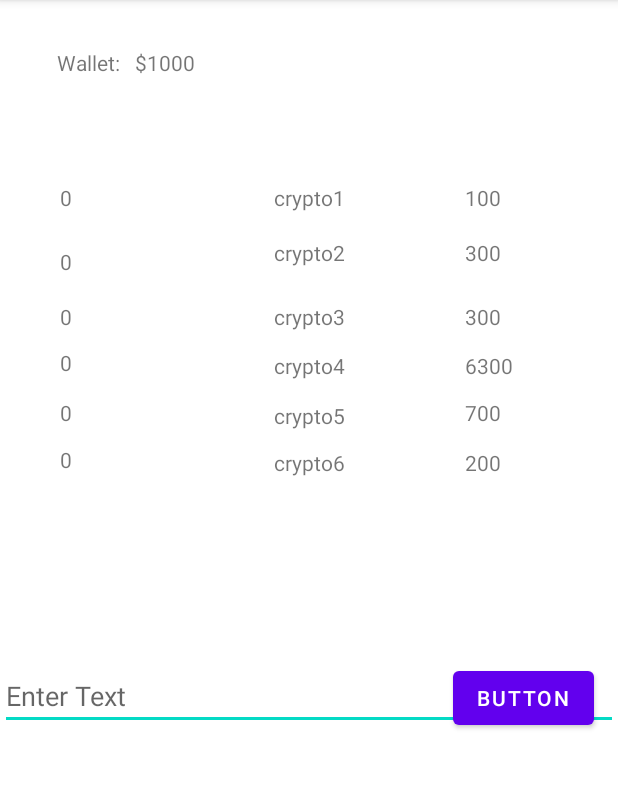
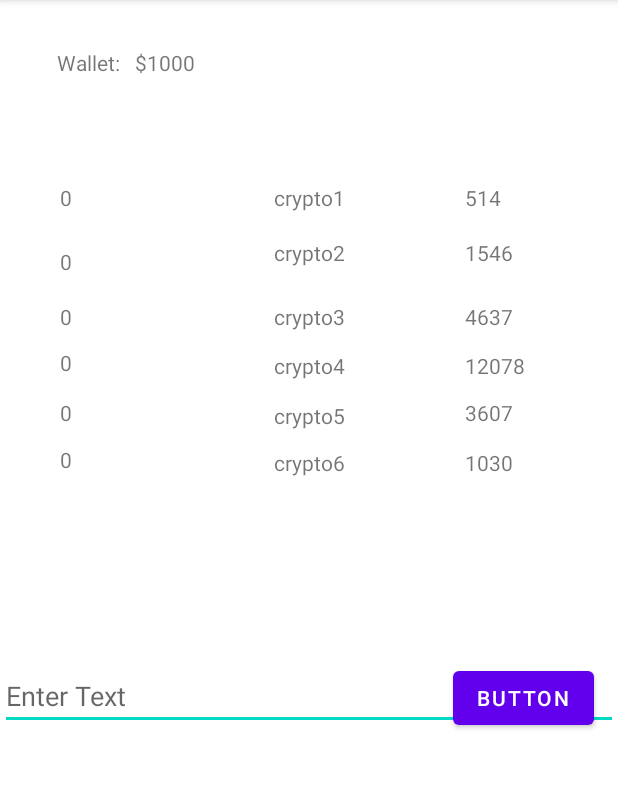
Before and after one commit to tylermatrix/crypto_game, an Android app: the screen it shows after launch (MainActivity), after a tap on "BUTTON", on a phone screen of 412 x 824 dp, the part 84-873 px from its top. Run offline under Robolectric (Android 15) with nearby library versions, the phone set to English and light mode, and no system bars; 3 statements that could not run were skipped.

```diff
--- a/app/src/main/java/com/vorax/cryptocommand/MainActivity.java
+++ b/app/src/main/java/com/vorax/cryptocommand/MainActivity.java
@@ -1,14 +1,22 @@
 package com.vorax.cryptocommand;
-
 import androidx.appcompat.app.AppCompatActivity;
 
 import android.os.Bundle;
+import android.os.CountDownTimer;
+import android.os.Handler;
+import android.os.HandlerThread;
 import android.util.Log;
 import android.view.View;
 import android.widget.Button;
 import android.widget.EditText;
 import android.widget.TextView;
 import android.widget.Toast;
+
+import java.util.Random;
+import java.util.Timer;
+import java.util.TimerTask;
+import java.util.concurrent.ThreadLocalRandom;
+import java.util.function.Supplier;
 
 public class MainActivity extends AppCompatActivity {
 
@@ -23,9 +31,51 @@ public class MainActivity extends AppCompatActivity {
     int walletAmount;
     int cryptoCost;
 
+    private Handler handler;
+    private Runnable handlerTask;
+
+    Boolean timerStart = true;
+
     String[] filteredInput;
     @Override
     protected void onCreate(Bundle savedInstanceState) {
+
+      /*  HandlerThread handlerThread = new HandlerThread("background-thread");
+        handlerThread.start();
+        final Handler handler = new Handler(handlerThread.getLooper());
+        handler.postDelayed(new Runnable() {
+            @Override public void run() {
+                crypto1Value.setText(642 + "");
+                // call some methods here
+
+                // make sure to finish the thread to avoid leaking memory
+                handlerThread.quitSafely();
+            }
+        }, 4000); */
+        //here you can have your logic to set text to edittext
+        if (timerStart == true) {
+            new CountDownTimer(Long.MAX_VALUE, 4000) {
+
+                public void onTick(long millisUntilFinished) {
+                    //here you can have your logic to set text to edittext
+                    double random = ThreadLocalRandom.current().nextDouble(0.001, 3);
+                    crypto1Value.setText(String.format("%.0f", Double.parseDouble(crypto1Value.getText().toString()) * random) +"" );
+                    crypto2Value.setText(String.format("%.0f", Double.parseDouble(crypto2Value.getText().toString()) * random) +"" );
+                    crypto3Value.setText(String.format("%.0f", Double.parseDouble(crypto3Value.getText().toString()) * random) +"" );
+                    crypto4Value.setText(String.format("%.0f", Double.parseDouble(crypto4Value.getText().toString()) * random) +"" );
+                    crypto5Value.setText(String.format("%.0f", Double.parseDouble(crypto5Value.getText().toString()) * random) +"" );
+                    crypto6Value.setText(String.format("%.0f", Double.parseDouble(crypto6Value.getText().toString()) * random) +"" );
+                }
+
+                public void onFinish() {
+
+
+                }
+
+            }.start();
+        }
+
+
         super.onCreate(savedInstanceState);
         setContentView(R.layout.activity_main);
 
@@ -62,6 +112,7 @@ public class MainActivity extends AppCompatActivity {
 
             }
         });
+
 
 
     }
@@ -184,6 +235,12 @@ public class MainActivity extends AppCompatActivity {
     }
 
 
+
+    public void volatilityTimer(){
+
+
+    }
+
     public void sellCrypto(String s, int amount){
         switch(s){
             case "c":
@@ -266,4 +323,6 @@ public class MainActivity extends AppCompatActivity {
         }
 
     }
+
+
 }
--- a/app/src/main/res/layout/activity_main.xml
+++ b/app/src/main/res/layout/activity_main.xml
@@ -49,7 +49,7 @@
         android:layout_width="wrap_content"
         android:layout_height="wrap_content"
         android:layout_marginTop="23dp"
-        android:text="300"
+        android:text="900"
         app:layout_constraintStart_toStartOf="@+id/crypto2Value"
         app:layout_constraintTop_toBottomOf="@+id/crypto2Value" />
 
@@ -167,7 +167,7 @@
         android:layout_width="wrap_content"
         android:layout_height="wrap_content"
         android:layout_marginTop="13dp"
-        android:text="6300"
+        android:text="2344"
         app:layout_constraintStart_toStartOf="@+id/crypto3Value"
         app:layout_constraintTop_toBottomOf="@+id/crypto3Value" />
 
```
